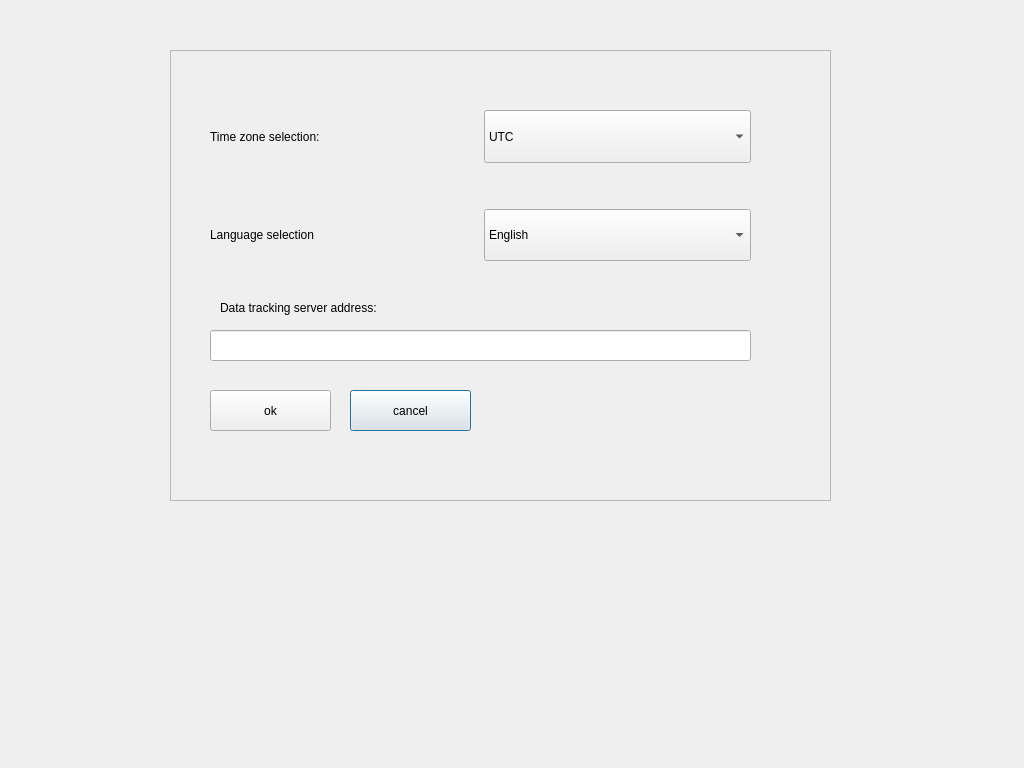
matus-u/sz-modbus, file modbus-app/ui/Settings.ui: the form before one commit.
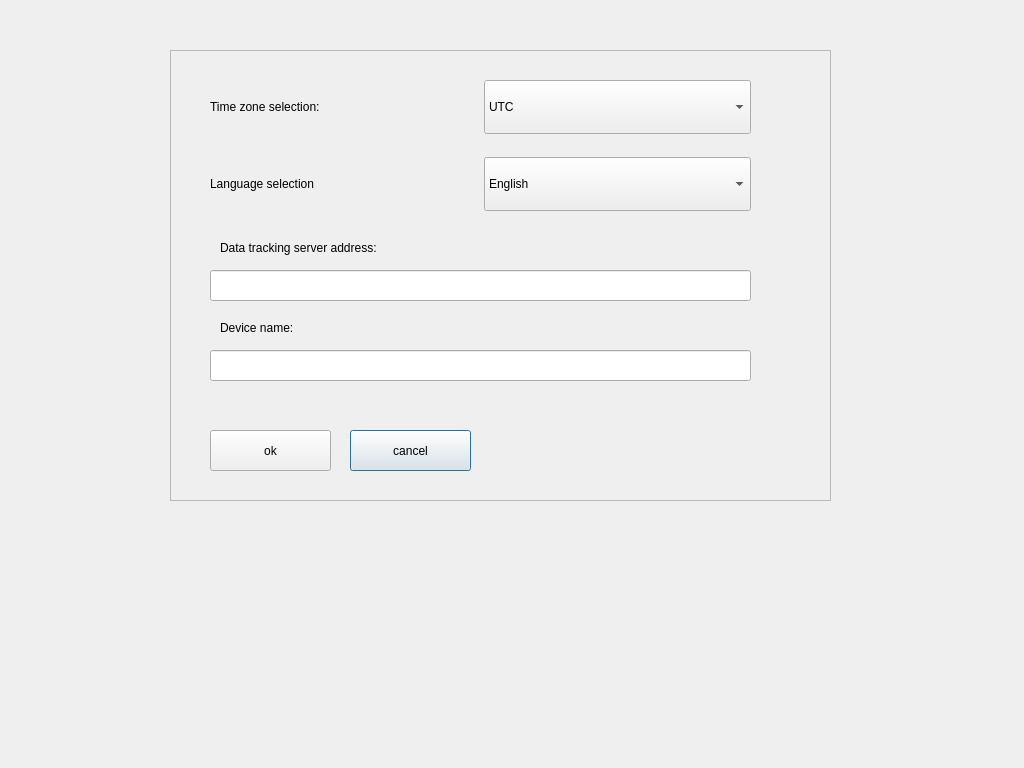
The form after the commit. Icons and pictures are not drawn.

Commit message: add some fixes and device name

Diff of the .ui file:
```diff
--- a/modbus-app/ui/Settings.ui
+++ b/modbus-app/ui/Settings.ui
@@ -35,7 +35,7 @@
     <property name="geometry">
      <rect>
       <x>50</x>
-      <y>250</y>
+      <y>190</y>
       <width>211</width>
       <height>16</height>
      </rect>
@@ -48,7 +48,7 @@
     <property name="geometry">
      <rect>
       <x>40</x>
-      <y>280</y>
+      <y>220</y>
       <width>541</width>
       <height>31</height>
      </rect>
@@ -58,7 +58,7 @@
     <property name="geometry">
      <rect>
       <x>180</x>
-      <y>340</y>
+      <y>380</y>
       <width>121</width>
       <height>41</height>
      </rect>
@@ -81,7 +81,7 @@
     <property name="geometry">
      <rect>
       <x>40</x>
-      <y>340</y>
+      <y>380</y>
       <width>121</width>
       <height>41</height>
      </rect>
@@ -104,12 +104,12 @@
     <property name="geometry">
      <rect>
       <x>40</x>
-      <y>60</y>
+      <y>30</y>
       <width>541</width>
-      <height>151</height>
+      <height>131</height>
      </rect>
     </property>
-    <layout class="QGridLayout" name="gridLayout" rowstretch="3,0,3">
+    <layout class="QGridLayout" name="gridLayout" rowstretch="3,1,3">
      <item row="2" column="0">
       <widget class="QLabel" name="languageSelectionLabel">
        <property name="text">
@@ -194,6 +194,32 @@
      </item>
     </layout>
    </widget>
+   <widget class="QLabel" name="label_3">
+    <property name="geometry">
+     <rect>
+      <x>50</x>
+      <y>270</y>
+      <width>211</width>
+      <height>16</height>
+     </rect>
+    </property>
+    <property name="text">
+     <string>Device name:</string>
+    </property>
+   </widget>
+   <widget class="QLineEdit" name="deviceNameEdit">
+    <property name="geometry">
+     <rect>
+      <x>40</x>
+      <y>300</y>
+      <width>541</width>
+      <height>31</height>
+     </rect>
+    </property>
+    <property name="text">
+     <string/>
+    </property>
+   </widget>
   </widget>
  </widget>
  <resources>
```
The commit also changes 7 other files.
